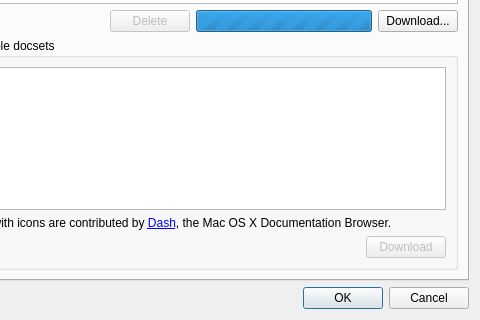
This is zeal/zealsettingsdialog.ui in zealdocs/zeal as Qt 5 draws it before an edit; both pictures show x 88 to 568 and y 185 to 505 of the 568 by 505 pixel window. The edited form follows.
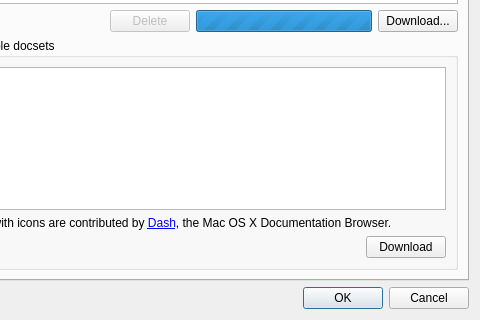
This is the edited form. The open tabs and pages were chosen to show the change. Custom widgets are drawn as their Qt base class.

Commit message: Fixed download button not being enabled; passing reference to list items via int, and redirects

Diff of the .ui file:
```diff
--- a/zeal/zealsettingsdialog.ui
+++ b/zeal/zealsettingsdialog.ui
@@ -229,7 +229,7 @@
             <item>
              <widget class="QPushButton" name="downloadDocsetButton">
               <property name="enabled">
-               <bool>false</bool>
+               <bool>true</bool>
               </property>
               <property name="text">
                <string>Download</string>
```
The commit also changes 4 other files.
